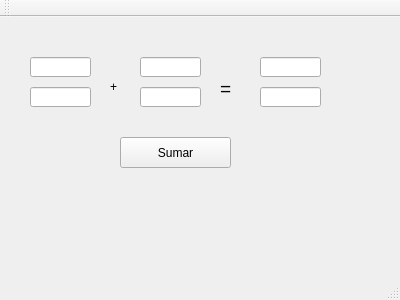
Before: the Qt Designer form mainwindow.ui in Immac/quizFracciones, drawn with Qt 5.
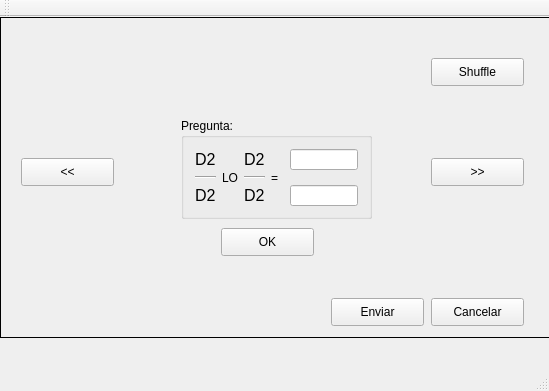
After: the same form once the commit is applied. The open tabs and pages were chosen to show the change.

The edit to the form file:
```diff
--- a/mainwindow.ui
+++ b/mainwindow.ui
@@ -6,112 +6,369 @@
    <rect>
     <x>0</x>
     <y>0</y>
-    <width>400</width>
-    <height>300</height>
+    <width>549</width>
+    <height>391</height>
    </rect>
   </property>
   <property name="windowTitle">
    <string>MainWindow</string>
   </property>
   <widget class="QWidget" name="centralWidget">
-   <widget class="QLineEdit" name="le_num1">
+   <widget class="QStackedWidget" name="stackedWidget">
     <property name="geometry">
      <rect>
-      <x>30</x>
-      <y>40</y>
-      <width>61</width>
-      <height>20</height>
+      <x>0</x>
+      <y>0</y>
+      <width>551</width>
+      <height>321</height>
      </rect>
     </property>
-   </widget>
-   <widget class="QLineEdit" name="le_num2">
-    <property name="geometry">
-     <rect>
-      <x>140</x>
-      <y>40</y>
-      <width>61</width>
-      <height>20</height>
-     </rect>
+    <property name="frameShape">
+     <enum>QFrame::Box</enum>
     </property>
-   </widget>
-   <widget class="QLineEdit" name="le_res_num">
-    <property name="geometry">
-     <rect>
-      <x>260</x>
-      <y>40</y>
-      <width>61</width>
-      <height>20</height>
-     </rect>
+    <property name="currentIndex">
+     <number>2</number>
     </property>
-   </widget>
-   <widget class="QLineEdit" name="le_den1">
-    <property name="geometry">
-     <rect>
-      <x>30</x>
-      <y>70</y>
-      <width>61</width>
-      <height>20</height>
-     </rect>
-    </property>
-   </widget>
-   <widget class="QLineEdit" name="le_den2">
-    <property name="geometry">
-     <rect>
-      <x>140</x>
-      <y>70</y>
-      <width>61</width>
-      <height>20</height>
-     </rect>
-    </property>
-   </widget>
-   <widget class="QLineEdit" name="le_res_den">
-    <property name="geometry">
-     <rect>
-      <x>260</x>
-      <y>70</y>
-      <width>61</width>
-      <height>20</height>
-     </rect>
-    </property>
-   </widget>
-   <widget class="QLabel" name="label">
-    <property name="geometry">
-     <rect>
-      <x>110</x>
-      <y>60</y>
-      <width>21</width>
-      <height>20</height>
-     </rect>
-    </property>
-    <property name="text">
-     <string>+</string>
-    </property>
-   </widget>
-   <widget class="QLabel" name="label_2">
-    <property name="geometry">
-     <rect>
-      <x>220</x>
-      <y>60</y>
-      <width>31</width>
-      <height>21</height>
-     </rect>
-    </property>
-    <property name="text">
-     <string>&lt;html&gt;&lt;head/&gt;&lt;body&gt;&lt;p&gt;&lt;span style=&quot; font-size:14pt;&quot;&gt;=&lt;/span&gt;&lt;/p&gt;&lt;/body&gt;&lt;/html&gt;</string>
-    </property>
-   </widget>
-   <widget class="QPushButton" name="pb_sumar">
-    <property name="geometry">
-     <rect>
-      <x>120</x>
-      <y>120</y>
-      <width>111</width>
-      <height>31</height>
-     </rect>
-    </property>
-    <property name="text">
-     <string>Sumar</string>
-    </property>
+    <widget class="QWidget" name="page">
+     <widget class="QLabel" name="label">
+      <property name="geometry">
+       <rect>
+        <x>230</x>
+        <y>10</y>
+        <width>71</width>
+        <height>21</height>
+       </rect>
+      </property>
+      <property name="text">
+       <string>&lt;html&gt;&lt;head/&gt;&lt;body&gt;&lt;p&gt;Crear Test&lt;/p&gt;&lt;/body&gt;&lt;/html&gt;</string>
+      </property>
+     </widget>
+     <widget class="QPushButton" name="pb_Start">
+      <property name="geometry">
+       <rect>
+        <x>220</x>
+        <y>200</y>
+        <width>93</width>
+        <height>28</height>
+       </rect>
+      </property>
+      <property name="text">
+       <string>Iniciar Prueba</string>
+      </property>
+     </widget>
+     <widget class="QWidget" name="layoutWidget">
+      <property name="geometry">
+       <rect>
+        <x>130</x>
+        <y>60</y>
+        <width>271</width>
+        <height>91</height>
+       </rect>
+      </property>
+      <layout class="QGridLayout" name="gridLayout_2">
+       <item row="0" column="0">
+        <widget class="QLabel" name="label_2">
+         <property name="text">
+          <string>Numero de operaciones</string>
+         </property>
+        </widget>
+       </item>
+       <item row="0" column="1">
+        <widget class="QSpinBox" name="spin_NumeroDeOperaciones">
+         <property name="minimum">
+          <number>5</number>
+         </property>
+         <property name="maximum">
+          <number>20</number>
+         </property>
+        </widget>
+       </item>
+       <item row="1" column="0">
+        <widget class="QLabel" name="label_3">
+         <property name="text">
+          <string>Tiempo en minutos:</string>
+         </property>
+        </widget>
+       </item>
+       <item row="1" column="1">
+        <widget class="QSpinBox" name="spin_TiempoEnMinutos">
+         <property name="minimum">
+          <number>1</number>
+         </property>
+         <property name="maximum">
+          <number>10</number>
+         </property>
+        </widget>
+       </item>
+       <item row="2" column="0">
+        <widget class="QLabel" name="lbHOla">
+         <property name="text">
+          <string>Dificultad</string>
+         </property>
+        </widget>
+       </item>
+       <item row="2" column="1">
+        <widget class="QComboBox" name="cbDificultad">
+         <property name="currentIndex">
+          <number>1</number>
+         </property>
+         <item>
+          <property name="text">
+           <string>Facil</string>
+          </property>
+         </item>
+         <item>
+          <property name="text">
+           <string>Normal</string>
+          </property>
+         </item>
+         <item>
+          <property name="text">
+           <string>Dificil</string>
+          </property>
+         </item>
+         <item>
+          <property name="text">
+           <string>Lunatico</string>
+          </property>
+         </item>
+        </widget>
+       </item>
+      </layout>
+     </widget>
+    </widget>
+    <widget class="QWidget" name="page_2">
+     <widget class="QPushButton" name="pb_next">
+      <property name="geometry">
+       <rect>
+        <x>430</x>
+        <y>140</y>
+        <width>93</width>
+        <height>28</height>
+       </rect>
+      </property>
+      <property name="text">
+       <string>&gt;&gt;</string>
+      </property>
+     </widget>
+     <widget class="QPushButton" name="pb_prev">
+      <property name="geometry">
+       <rect>
+        <x>20</x>
+        <y>140</y>
+        <width>93</width>
+        <height>28</height>
+       </rect>
+      </property>
+      <property name="text">
+       <string>&lt;&lt;</string>
+      </property>
+     </widget>
+     <widget class="QGroupBox" name="groupBox">
+      <property name="geometry">
+       <rect>
+        <x>180</x>
+        <y>100</y>
+        <width>191</width>
+        <height>101</height>
+       </rect>
+      </property>
+      <property name="title">
+       <string>Pregunta:</string>
+      </property>
+      <layout class="QGridLayout" name="gridLayout_3">
+       <item row="0" column="0">
+        <widget class="QLabel" name="lbl_Numerador1">
+         <property name="text">
+          <string>&lt;html&gt;&lt;head/&gt;&lt;body&gt;&lt;p&gt;&lt;span style=&quot; font-size:12pt;&quot;&gt;D2&lt;/span&gt;&lt;/p&gt;&lt;/body&gt;&lt;/html&gt;</string>
+         </property>
+        </widget>
+       </item>
+       <item row="0" column="2">
+        <widget class="QLabel" name="lbl_Numerador2">
+         <property name="text">
+          <string>&lt;html&gt;&lt;head/&gt;&lt;body&gt;&lt;p&gt;&lt;span style=&quot; font-size:12pt;&quot;&gt;D2&lt;/span&gt;&lt;/p&gt;&lt;/body&gt;&lt;/html&gt;</string>
+         </property>
+        </widget>
+       </item>
+       <item row="0" column="5">
+        <widget class="QLineEdit" name="le_top"/>
+       </item>
+       <item row="0" column="3" rowspan="3">
+        <widget class="QLabel" name="label_9">
+         <property name="text">
+          <string>=</string>
+         </property>
+        </widget>
+       </item>
+       <item row="2" column="5">
+        <widget class="QLineEdit" name="le_bot"/>
+       </item>
+       <item row="0" column="4" rowspan="3">
+        <widget class="Line" name="line_3">
+         <property name="orientation">
+          <enum>Qt::Horizontal</enum>
+         </property>
+        </widget>
+       </item>
+       <item row="2" column="2">
+        <widget class="QLabel" name="lbl_Denominador2">
+         <property name="text">
+          <string>&lt;html&gt;&lt;head/&gt;&lt;body&gt;&lt;p&gt;&lt;span style=&quot; font-size:12pt;&quot;&gt;D2&lt;/span&gt;&lt;/p&gt;&lt;/body&gt;&lt;/html&gt;</string>
+         </property>
+        </widget>
+       </item>
+       <item row="2" column="0">
+        <widget class="QLabel" name="lbl_Denominador1">
+         <property name="text">
+          <string>&lt;html&gt;&lt;head/&gt;&lt;body&gt;&lt;p&gt;&lt;span style=&quot; font-size:12pt;&quot;&gt;D2&lt;/span&gt;&lt;/p&gt;&lt;/body&gt;&lt;/html&gt;</string>
+         </property>
+        </widget>
+       </item>
+       <item row="0" column="1" rowspan="3">
+        <widget class="QLabel" name="lb_operador">
+         <property name="text">
+          <string>LO</string>
+         </property>
+        </widget>
+       </item>
+       <item row="1" column="0">
+        <widget class="Line" name="line">
+         <property name="orientation">
+          <enum>Qt::Horizontal</enum>
+         </property>
+        </widget>
+       </item>
+       <item row="1" column="2">
+        <widget class="Line" name="line_2">
+         <property name="orientation">
+          <enum>Qt::Horizontal</enum>
+         </property>
+        </widget>
+       </item>
+      </layout>
+     </widget>
+     <widget class="QPushButton" name="pb_ok">
+      <property name="geometry">
+       <rect>
+        <x>220</x>
+        <y>210</y>
+        <width>93</width>
+        <height>28</height>
+       </rect>
+      </property>
+      <property name="text">
+       <string>OK</string>
+      </property>
+     </widget>
+     <widget class="QPushButton" name="pb_Cancelar">
+      <property name="geometry">
+       <rect>
+        <x>430</x>
+        <y>280</y>
+        <width>93</width>
+        <height>28</height>
+       </rect>
+      </property>
+      <property name="text">
+       <string>Cancelar</string>
+      </property>
+     </widget>
+     <widget class="QPushButton" name="pb_Enviar">
+      <property name="geometry">
+       <rect>
+        <x>330</x>
+        <y>280</y>
+        <width>93</width>
+        <height>28</height>
+       </rect>
+      </property>
+      <property name="text">
+       <string>Enviar</string>
+      </property>
+     </widget>
+     <widget class="QPushButton" name="pb_Shuffling">
+      <property name="geometry">
+       <rect>
+        <x>430</x>
+        <y>40</y>
+        <width>93</width>
+        <height>28</height>
+       </rect>
+      </property>
+      <property name="text">
+       <string>Shuffle</string>
+      </property>
+     </widget>
+    </widget>
+    <widget class="QWidget" name="page_5">
+     <widget class="QLabel" name="label_13">
+      <property name="geometry">
+       <rect>
+        <x>190</x>
+        <y>20</y>
+        <width>121</width>
+        <height>41</height>
+       </rect>
+      </property>
+      <property name="text">
+       <string>&lt;html&gt;&lt;head/&gt;&lt;body&gt;&lt;p&gt;&lt;span style=&quot; font-size:20pt;&quot;&gt;Puntaje&lt;/span&gt;&lt;/p&gt;&lt;/body&gt;&lt;/html&gt;</string>
+      </property>
+     </widget>
+     <widget class="QPushButton" name="pb_Inicio">
+      <property name="geometry">
+       <rect>
+        <x>230</x>
+        <y>250</y>
+        <width>93</width>
+        <height>28</height>
+       </rect>
+      </property>
+      <property name="text">
+       <string>Inicio</string>
+      </property>
+     </widget>
+     <widget class="QWidget" name="layoutWidget">
+      <property name="geometry">
+       <rect>
+        <x>50</x>
+        <y>70</y>
+        <width>255</width>
+        <height>131</height>
+       </rect>
+      </property>
+      <layout class="QGridLayout" name="gridLayout_4">
+       <item row="0" column="0">
+        <widget class="QLabel" name="lb_totalOperaciones">
+         <property name="text">
+          <string>&lt;html&gt;&lt;head/&gt;&lt;body&gt;&lt;p&gt;&lt;span style=&quot; font-size:14pt;&quot;&gt;Total Operaciones:&lt;/span&gt;&lt;/p&gt;&lt;/body&gt;&lt;/html&gt;</string>
+         </property>
+        </widget>
+       </item>
+       <item row="1" column="0">
+        <widget class="QLabel" name="lb_totalCorrectas">
+         <property name="text">
+          <string>&lt;html&gt;&lt;head/&gt;&lt;body&gt;&lt;p&gt;&lt;span style=&quot; font-size:14pt;&quot;&gt;Operaciones Correctas:&lt;/span&gt;&lt;/p&gt;&lt;/body&gt;&lt;/html&gt;</string>
+         </property>
+        </widget>
+       </item>
+       <item row="2" column="0">
+        <widget class="QLabel" name="lb_totalIncorrectas">
+         <property name="text">
+          <string>&lt;html&gt;&lt;head/&gt;&lt;body&gt;&lt;p&gt;&lt;span style=&quot; font-size:14pt;&quot;&gt;Operaciones Incorrectas:&lt;/span&gt;&lt;/p&gt;&lt;/body&gt;&lt;/html&gt;</string>
+         </property>
+        </widget>
+       </item>
+       <item row="3" column="0">
+        <widget class="QLabel" name="lb_nota">
+         <property name="text">
+          <string>&lt;html&gt;&lt;head/&gt;&lt;body&gt;&lt;p&gt;&lt;span style=&quot; font-size:12pt;&quot;&gt;Nota (%): &lt;/span&gt;&lt;/p&gt;&lt;/body&gt;&lt;/html&gt;</string>
+         </property>
+        </widget>
+       </item>
+      </layout>
+     </widget>
+    </widget>
    </widget>
   </widget>
   <widget class="QMenuBar" name="menuBar">
```
Left out of the diff: 4 changed lines with no effect on the pictures.
